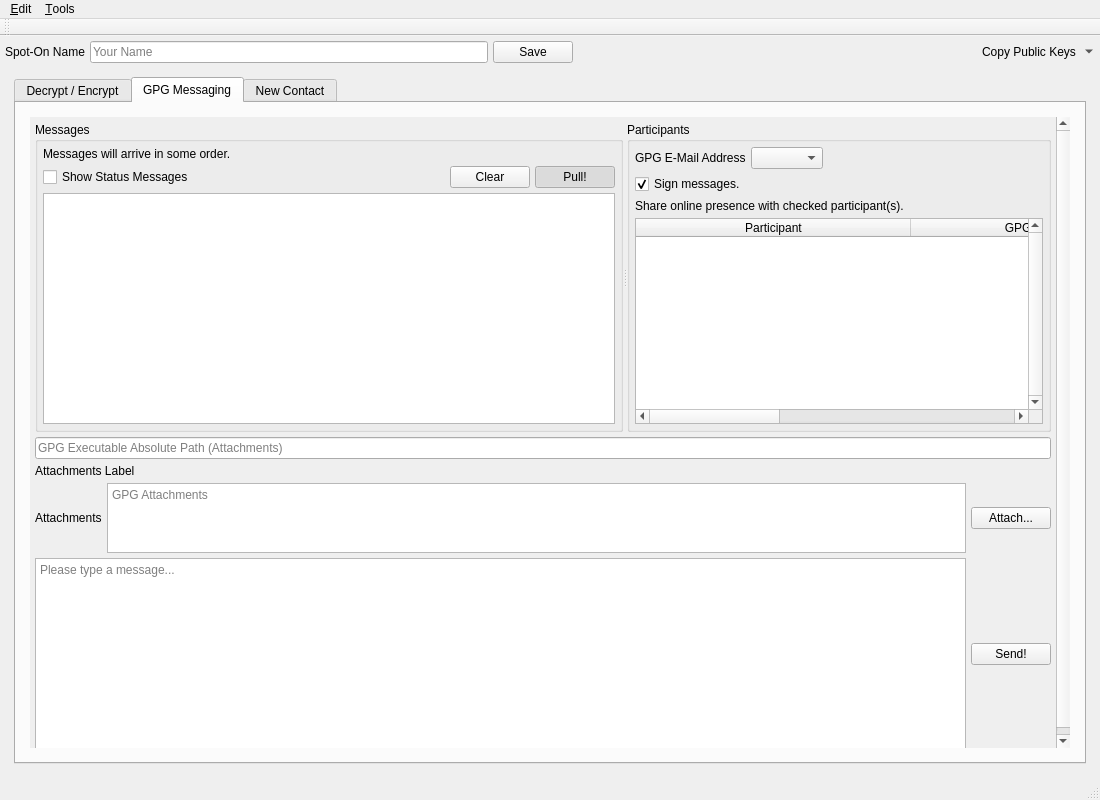
Old version of the form Source/UI/spot-on-rosetta.ui in the repository textbrowser/spot-on.
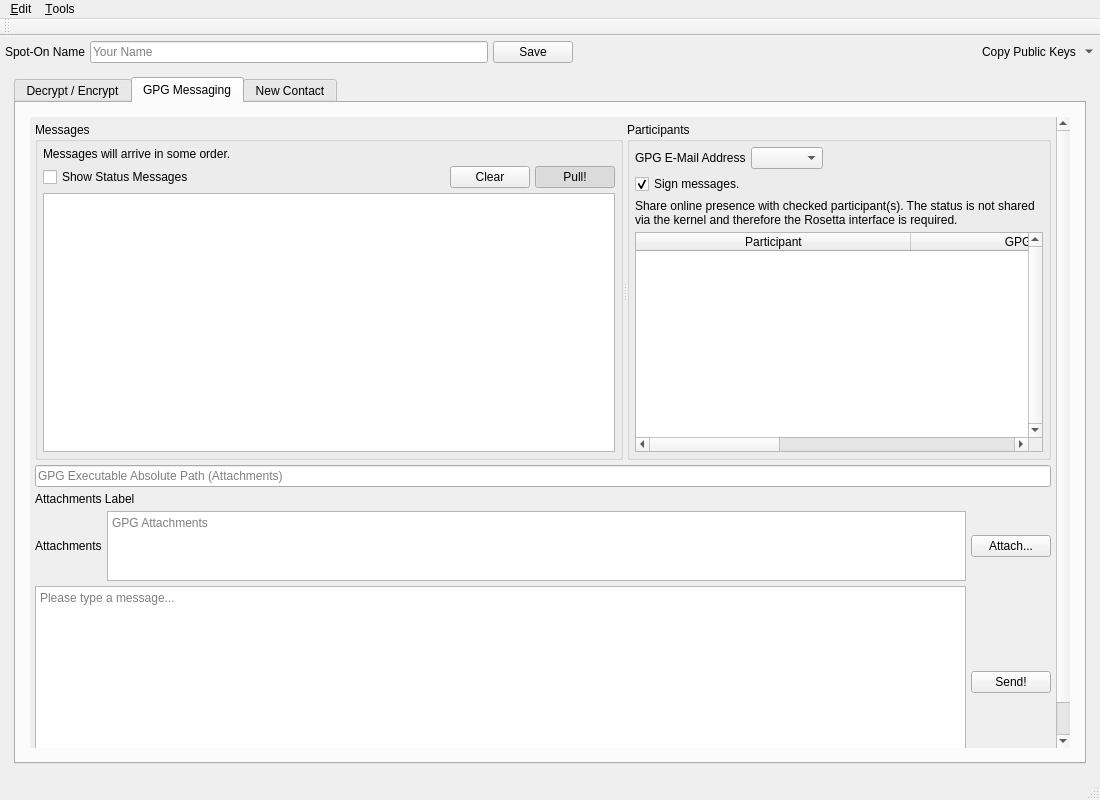
New version of the form. The open tabs and pages were chosen to show the change. Icons and pictures are not drawn. Custom widgets are drawn as their Qt base class.

Patch:
```diff
--- a/Source/UI/spot-on-rosetta.ui
+++ b/Source/UI/spot-on-rosetta.ui
@@ -760,7 +760,7 @@
                     <x>0</x>
                     <y>0</y>
                     <width>1027</width>
-                    <height>732</height>
+                    <height>772</height>
                    </rect>
                   </property>
                   <layout class="QHBoxLayout" name="horizontalLayout_25">
@@ -968,7 +968,7 @@
                          <item>
                           <widget class="QLabel" name="label_9">
                            <property name="text">
-                            <string>Share online presence with checked participant(s).</string>
+                            <string>&lt;html&gt;&lt;head/&gt;&lt;body&gt;&lt;p&gt;Share online presence with checked participant(s). The status is not shared via the kernel and therefore the Rosetta interface is required.&lt;/p&gt;&lt;/body&gt;&lt;/html&gt;</string>
                            </property>
                            <property name="wordWrap">
                             <bool>true</bool>
```
